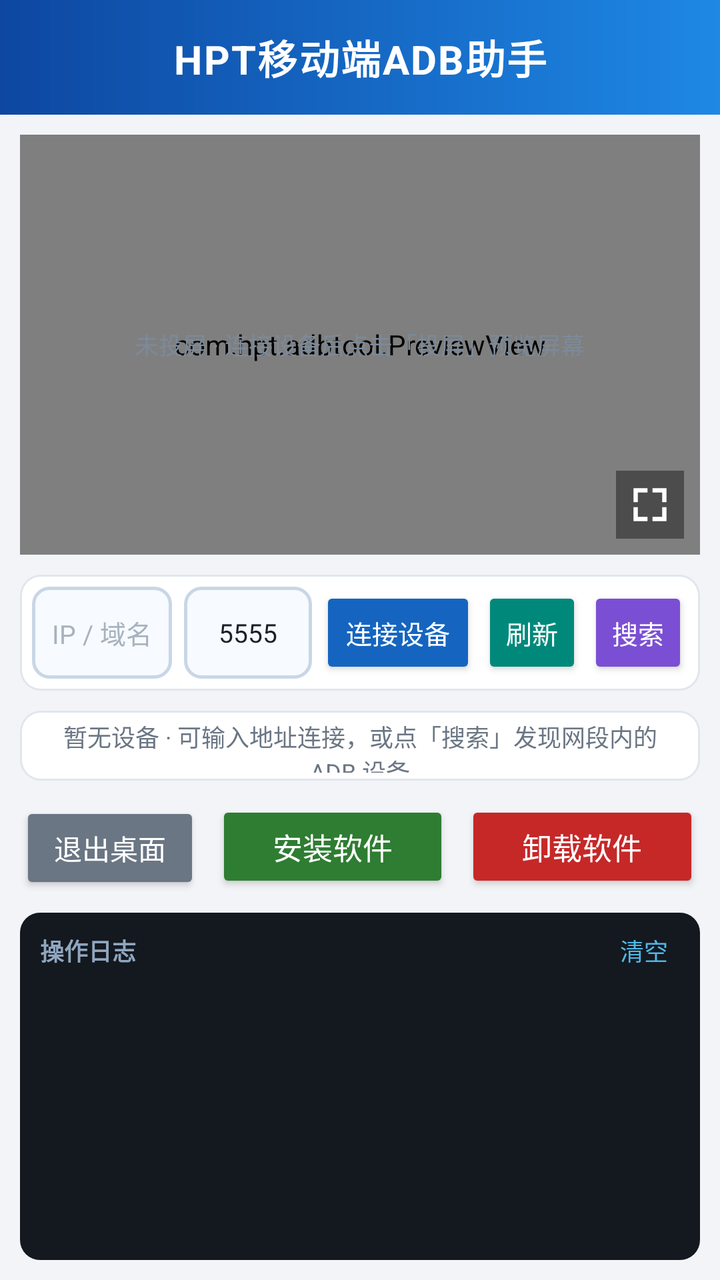
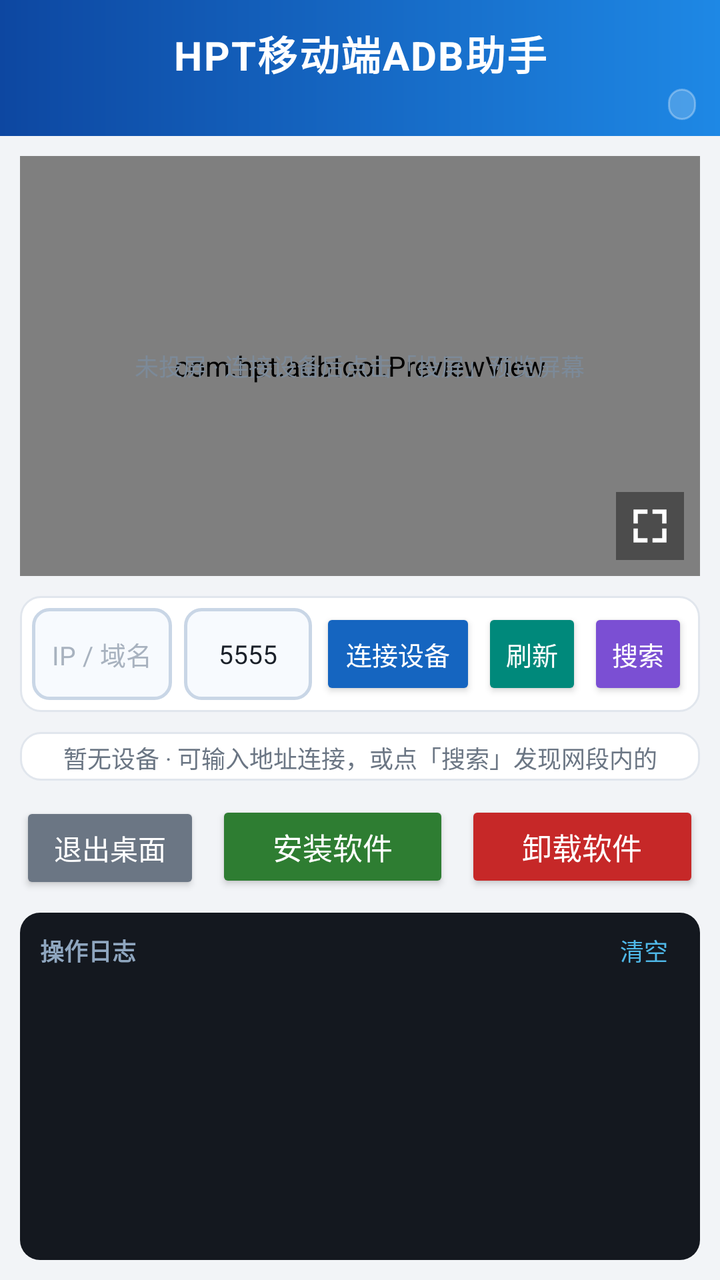

Before-and-after screenshots of an Android layout around one commit, followed by the original layout XML and the change that was made.
<!-- AndroidManifest.xml: application theme AppTheme -->
<!-- res/layout/activity_main.xml -->
<?xml version="1.0" encoding="utf-8"?>
<FrameLayout xmlns:android="http://schemas.android.com/apk/res/android"
    android:layout_width="match_parent"
    android:layout_height="match_parent"
    android:background="@color/bg_page">

    <LinearLayout
        android:layout_width="match_parent"
        android:layout_height="match_parent"
        android:orientation="vertical">

        
        <LinearLayout
            android:layout_width="match_parent"
            android:layout_height="wrap_content"
            android:background="@drawable/bg_header"
            android:orientation="vertical"
            android:paddingTop="14dp"
            android:paddingBottom="14dp">

            <TextView
                android:layout_width="match_parent"
                android:layout_height="wrap_content"
                android:gravity="center"
                android:letterSpacing="0.04"
                android:text="@string/title_in_app"
                android:textColor="#FFFFFF"
                android:textSize="20sp"
                android:textStyle="bold" />
        </LinearLayout>

        
        <FrameLayout
            android:id="@+id/previewBox"
            android:layout_width="match_parent"
            android:layout_height="210dp"
            android:layout_marginLeft="10dp"
            android:layout_marginTop="10dp"
            android:layout_marginRight="10dp"
            android:background="@drawable/bg_preview">

            <com.hpt.adbtool.PreviewView
                android:id="@+id/previewView"
                android:layout_width="match_parent"
                android:layout_height="match_parent" />

            <TextView
                android:id="@+id/tvPreviewHint"
                android:layout_width="wrap_content"
                android:layout_height="wrap_content"
                android:layout_gravity="center"
                android:gravity="center"
                android:paddingLeft="16dp"
                android:paddingRight="16dp"
                android:text="@string/preview_hint"
                android:textColor="#7C8A99"
                android:textSize="12sp" />

            <TextView
                android:id="@+id/tvPreviewState"
                android:layout_width="wrap_content"
                android:layout_height="wrap_content"
                android:layout_gravity="top|end"
                android:layout_margin="8dp"
                android:background="#66000000"
                android:paddingLeft="6dp"
                android:paddingTop="2dp"
                android:paddingRight="6dp"
                android:paddingBottom="2dp"
                android:textColor="#CFE3F5"
                android:textSize="10sp"
                android:visibility="gone" />

            <ImageView
                android:id="@+id/btnFullscreen"
                android:layout_width="34dp"
                android:layout_height="34dp"
                android:layout_gravity="bottom|end"
                android:layout_margin="8dp"
                android:background="#66000000"
                android:contentDescription="@string/btn_fullscreen"
                android:padding="6dp"
                android:scaleType="fitCenter"
                android:src="@drawable/ic_fullscreen" />
        </FrameLayout>

        
        <LinearLayout
            android:layout_width="match_parent"
            android:layout_height="wrap_content"
            android:layout_marginLeft="10dp"
            android:layout_marginTop="10dp"
            android:layout_marginRight="10dp"
            android:background="@drawable/bg_card"
            android:gravity="center_vertical"
            android:orientation="horizontal"
            android:padding="6dp">

            <EditText
                android:id="@+id/etHost"
                android:layout_width="0dp"
                android:layout_height="46dp"
                android:layout_weight="1"
                android:background="@drawable/bg_input"
                android:hint="@string/hint_host"
                android:imeOptions="actionDone"
                android:inputType="textUri"
                android:maxLines="1"
                android:paddingLeft="10dp"
                android:paddingRight="10dp"
                android:singleLine="true"
                android:textColor="@color/text_main"
                android:textColorHint="#A8B2BF"
                android:textSize="13sp" />

            <EditText
                android:id="@+id/etPort"
                android:layout_width="64dp"
                android:layout_height="46dp"
                android:layout_marginLeft="6dp"
                android:background="@drawable/bg_input"
                android:gravity="center"
                android:hint="@string/hint_port"
                android:inputType="number"
                android:maxLength="5"
                android:maxLines="1"
                android:paddingLeft="4dp"
                android:paddingRight="4dp"
                android:singleLine="true"
                android:text="5555"
                android:textColor="@color/text_main"
                android:textColorHint="#A8B2BF"
                android:textSize="13sp" />

            <Button
                android:id="@+id/btnConnect"
                android:layout_width="wrap_content"
                android:layout_height="46dp"
                android:layout_marginLeft="4dp"
                android:backgroundTint="@color/primary"
                android:minWidth="78dp"
                android:paddingLeft="6dp"
                android:paddingRight="6dp"
                android:text="@string/btn_connect"
                android:textAllCaps="false"
                android:textColor="#FFFFFF"
                android:textSize="13sp" />

            <Button
                android:id="@+id/btnRefresh"
                android:layout_width="wrap_content"
                android:layout_height="46dp"
                android:layout_marginLeft="3dp"
                android:backgroundTint="@color/accent"
                android:minWidth="50dp"
                android:paddingLeft="4dp"
                android:paddingRight="4dp"
                android:text="@string/btn_refresh"
                android:textAllCaps="false"
                android:textColor="#FFFFFF"
                android:textSize="13sp" />

            <Button
                android:id="@+id/btnSearch"
                android:layout_width="wrap_content"
                android:layout_height="46dp"
                android:layout_marginLeft="3dp"
                android:backgroundTint="@color/search_purple"
                android:minWidth="50dp"
                android:paddingLeft="4dp"
                android:paddingRight="4dp"
                android:text="@string/btn_search"
                android:textAllCaps="false"
                android:textColor="#FFFFFF"
                android:textSize="13sp" />
        </LinearLayout>

        
        <LinearLayout
            android:layout_width="match_parent"
            android:layout_height="0dp"
            android:layout_weight="1"
            android:layout_marginLeft="10dp"
            android:layout_marginTop="10dp"
            android:layout_marginRight="10dp"
            android:background="@drawable/bg_card"
            android:orientation="vertical">

            <FrameLayout
                android:layout_width="match_parent"
                android:layout_height="0dp"
                android:layout_weight="1"
                android:layout_marginTop="4dp"
                android:layout_marginBottom="4dp"
                android:minHeight="110dp">

                <ScrollView
                    android:id="@+id/svDevices"
                    android:layout_width="match_parent"
                    android:layout_height="match_parent"
                    android:fillViewport="false">

                    <LinearLayout
                        android:id="@+id/llDevices"
                        android:layout_width="match_parent"
                        android:layout_height="wrap_content"
                        android:orientation="vertical" />
                </ScrollView>

                <TextView
                    android:id="@+id/tvNoDevice"
                    android:layout_width="match_parent"
                    android:layout_height="match_parent"
                    android:gravity="center"
                    android:paddingLeft="16dp"
                    android:paddingRight="16dp"
                    android:text="@string/no_device"
                    android:textColor="@color/text_sub"
                    android:textSize="12sp" />
            </FrameLayout>
        </LinearLayout>

        
        <LinearLayout
            android:layout_width="match_parent"
            android:layout_height="wrap_content"
            android:layout_marginLeft="10dp"
            android:layout_marginTop="10dp"
            android:layout_marginRight="10dp"
            android:orientation="horizontal">

            <Button
                android:id="@+id/btnExitDesktop"
                style="@style/MainButton"
                android:layout_weight="0.85"
                android:backgroundTint="@color/text_sub"
                android:text="@string/btn_exit_desktop"
                android:textSize="14sp" />

            <Button
                android:id="@+id/btnInstall"
                style="@style/MainButton"
                android:layout_marginLeft="8dp"
                android:layout_weight="1.1"
                android:backgroundTint="@color/install"
                android:text="@string/btn_install" />

            <Button
                android:id="@+id/btnUninstall"
                style="@style/MainButton"
                android:layout_marginLeft="8dp"
                android:layout_weight="1.1"
                android:backgroundTint="@color/uninstall"
                android:text="@string/btn_uninstall" />
        </LinearLayout>

        
        <LinearLayout
            android:layout_width="match_parent"
            android:layout_height="wrap_content"
            android:layout_marginLeft="10dp"
            android:layout_marginTop="10dp"
            android:layout_marginRight="10dp"
            android:layout_marginBottom="10dp"
            android:background="@drawable/bg_log"
            android:orientation="vertical">

            <LinearLayout
                android:layout_width="match_parent"
                android:layout_height="wrap_content"
                android:gravity="center_vertical"
                android:orientation="horizontal"
                android:paddingLeft="10dp"
                android:paddingTop="6dp"
                android:paddingRight="6dp"
                android:paddingBottom="2dp">

                <TextView
                    android:layout_width="0dp"
                    android:layout_height="wrap_content"
                    android:layout_weight="1"
                    android:text="@string/log_title"
                    android:textColor="#8FA6BF"
                    android:textSize="12sp"
                    android:textStyle="bold" />

                <TextView
                    android:id="@+id/btnClearLog"
                    android:layout_width="wrap_content"
                    android:layout_height="wrap_content"
                    android:background="?android:attr/selectableItemBackground"
                    android:paddingLeft="10dp"
                    android:paddingTop="4dp"
                    android:paddingRight="10dp"
                    android:paddingBottom="4dp"
                    android:text="@string/btn_clear_log"
                    android:textColor="#4FB8E8"
                    android:textSize="12sp" />
            </LinearLayout>

            <ScrollView
                android:id="@+id/svLog"
                android:layout_width="match_parent"
                android:layout_height="140dp"
                android:paddingLeft="10dp"
                android:paddingRight="10dp"
                android:paddingBottom="8dp">

                <TextView
                    android:id="@+id/tvLog"
                    android:layout_width="match_parent"
                    android:layout_height="wrap_content"
                    android:fontFamily="monospace"
                    android:lineSpacingExtra="2dp"
                    android:textColor="@color/log_text"
                    android:textIsSelectable="true"
                    android:textSize="11sp" />
            </ScrollView>
        </LinearLayout>
    </LinearLayout>

    
    <FrameLayout
        android:id="@+id/flFull"
        android:layout_width="match_parent"
        android:layout_height="match_parent"
        android:background="#000000"
        android:visibility="gone">

        <LinearLayout
            android:layout_width="match_parent"
            android:layout_height="wrap_content"
            android:layout_gravity="top"
            android:background="#99000000"
            android:gravity="center_vertical"
            android:orientation="horizontal"
            android:padding="6dp">

            <TextView
                android:id="@+id/tvFullState"
                android:layout_width="0dp"
                android:layout_height="wrap_content"
                android:layout_weight="1"
                android:paddingLeft="6dp"
                android:textColor="#CFE3F5"
                android:textSize="11sp" />

            <ImageView
                android:id="@+id/btnRotate"
                android:layout_width="38dp"
                android:layout_height="38dp"
                android:background="?android:attr/selectableItemBackground"
                android:contentDescription="@string/btn_rotate"
                android:padding="7dp"
                android:scaleType="fitCenter"
                android:src="@drawable/ic_rotate" />

            <ImageView
                android:id="@+id/btnExitFull"
                android:layout_width="38dp"
                android:layout_height="38dp"
                android:background="?android:attr/selectableItemBackground"
                android:contentDescription="@string/btn_exit_fullscreen"
                android:padding="7dp"
                android:scaleType="fitCenter"
                android:src="@drawable/ic_close" />
        </LinearLayout>
    </FrameLayout>
</FrameLayout>
<!-- resources referenced by this layout -->
<resources>
  <color name="accent">#00897B</color>
  <color name="bg_page">#F2F4F7</color>
  <color name="install">#2E7D32</color>
  <color name="log_text">#D6DCE4</color>
  <color name="primary">#1565C0</color>
  <color name="search_purple">#7B4FD3</color>
  <color name="text_main">#1A2029</color>
  <color name="text_sub">#6B7684</color>
  <color name="uninstall">#C62828</color>
  <!-- drawable bg_card (drawable) -->
  <?xml version="1.0" encoding="utf-8"?>
  <shape xmlns:android="http://schemas.android.com/apk/res/android" android:shape="rectangle">
      <solid android:color="@color/bg_card" />
      <corners android:radius="10dp" />
      <stroke android:width="1dp" android:color="@color/divider" />
  </shape>
  <!-- drawable bg_header (drawable) -->
  <?xml version="1.0" encoding="utf-8"?>
  <shape xmlns:android="http://schemas.android.com/apk/res/android" android:shape="rectangle">
      <gradient
          android:angle="0"
          android:startColor="#0D47A1"
          android:endColor="#1E88E5" />
  </shape>
  <!-- drawable bg_log (drawable) -->
  <?xml version="1.0" encoding="utf-8"?>
  <shape xmlns:android="http://schemas.android.com/apk/res/android" android:shape="rectangle">
      <solid android:color="@color/log_bg" />
      <corners android:radius="10dp" />
  </shape>
  <!-- drawable bg_preview (drawable) -->
  <?xml version="1.0" encoding="utf-8"?>
  <shape xmlns:android="http://schemas.android.com/apk/res/android" android:shape="rectangle">
      <solid android:color="@color/preview_bg" />
      <corners android:radius="10dp" />
      <stroke android:width="1dp" android:color="#2A3340" />
  </shape>
  <!-- drawable ic_close (drawable) -->
  <?xml version="1.0" encoding="utf-8"?>
  <vector xmlns:android="http://schemas.android.com/apk/res/android"
      android:width="24dp"
      android:height="24dp"
      android:viewportWidth="24"
      android:viewportHeight="24">
      <path
          android:fillColor="#FFFFFF"
          android:pathData="M5.4,4 L12,10.6 L18.6,4 L20,5.4 L13.4,12 L20,18.6 L18.6,20 L12,13.4 L5.4,20 L4,18.6 L10.6,12 L4,5.4 Z" />
  </vector>
  <string name="btn_clear_log">清空</string>
  <string name="btn_connect">连接设备</string>
  <string name="btn_exit_desktop">退出桌面</string>
  <string name="btn_exit_fullscreen">退出全屏</string>
  <string name="btn_fullscreen">全屏</string>
  <string name="btn_install">安装软件</string>
  <string name="btn_refresh">刷新</string>
  <string name="btn_rotate">旋转</string>
  <string name="btn_search">搜索</string>
  <string name="btn_uninstall">卸载软件</string>
  <string name="hint_host">IP / 域名</string>
  <string name="hint_port">端口</string>
  <string name="log_title">操作日志</string>
  <string name="no_device">暂无设备 · 可输入地址连接，或点「搜索」发现网段内的 ADB 设备</string>
  <string name="preview_hint">未投屏 · 连接设备后点击「投屏」预览屏幕</string>
  <string name="title_in_app">HPT移动端ADB助手</string>
  <style name="MainButton">
          <item name="android:layout_width">0dp</item>
          <item name="android:layout_height">46dp</item>
          <item name="android:layout_weight">1</item>
          <item name="android:textSize">15sp</item>
          <item name="android:textAllCaps">false</item>
          <item name="android:textColor">#FFFFFF</item>
      </style>
  <color name="bg_card">#FFFFFF</color>
  <color name="divider">#E1E6ED</color>
  <color name="primary_light">#1E88E5</color>
  <color name="log_bg">#14181F</color>
  <color name="preview_bg">#0B0F14</color>
  <color name="primary_dark">#0D47A1</color>
  <!-- unchanged entries left out for length: 4 -->
</resources>

<!-- the commit's change to res/layout/activity_main.xml (unified diff, before → after) -->
@@ -15,8 +15,8 @@
             android:layout_height="wrap_content"
             android:background="@drawable/bg_header"
             android:orientation="vertical"
-            android:paddingTop="14dp"
-            android:paddingBottom="14dp">
+            android:paddingTop="12dp"
+            android:paddingBottom="8dp">
 
             <TextView
                 android:layout_width="match_parent"
@@ -27,6 +27,22 @@
                 android:textColor="#FFFFFF"
                 android:textSize="20sp"
                 android:textStyle="bold" />
+
+            
+            <TextView
+                android:id="@+id/tvVersion"
+                android:layout_width="wrap_content"
+                android:layout_height="wrap_content"
+                android:layout_gravity="end"
+                android:layout_marginTop="3dp"
+                android:layout_marginEnd="12dp"
+                android:background="@drawable/bg_ver_badge"
+                android:paddingLeft="7dp"
+                android:paddingTop="1dp"
+                android:paddingRight="7dp"
+                android:paddingBottom="1dp"
+                android:textColor="#DCE9F6"
+                android:textSize="10sp" />
         </LinearLayout>
 
         
<!-- resource entries referenced after the edit -->
@@ -36,6 +36,13 @@
       <solid android:color="@color/preview_bg" />
       <corners android:radius="10dp" />
       <stroke android:width="1dp" android:color="#2A3340" />
+  </shape>
+  <!-- drawable bg_ver_badge (drawable) -->
+  <?xml version="1.0" encoding="utf-8"?>
+  <shape xmlns:android="http://schemas.android.com/apk/res/android" android:shape="rectangle">
+      <solid android:color="#33FFFFFF" />
+      <stroke android:width="1dp" android:color="#4DFFFFFF" />
+      <corners android:radius="9dp" />
   </shape>
   <!-- drawable ic_close (drawable) -->
   <?xml version="1.0" encoding="utf-8"?>
